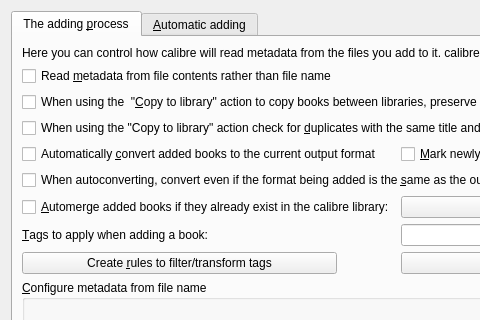
This is src/calibre/gui2/preferences/adding.ui in kovidgoyal/calibre as Qt 5 draws it before an edit; both pictures show x 0 to 480 and y 0 to 320 of the 1035 by 547 pixel window. The edited form follows.
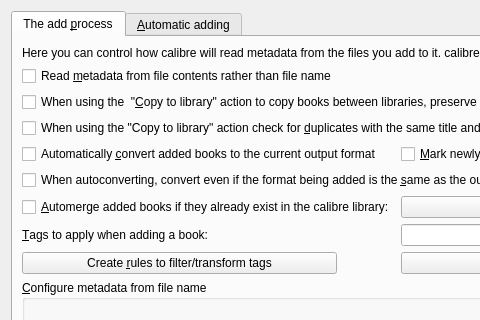
This is the edited form. Icons and pictures are not drawn.

The edit to the form file:
```diff
--- a/src/calibre/gui2/preferences/adding.ui
+++ b/src/calibre/gui2/preferences/adding.ui
@@ -21,7 +21,7 @@
      </property>
      <widget class="QWidget" name="tab_3">
       <attribute name="title">
-       <string>The adding &amp;process</string>
+       <string>The add &amp;process</string>
       </attribute>
       <layout class="QGridLayout" name="gridLayout_2">
        <item row="1" column="1" colspan="2">
```
